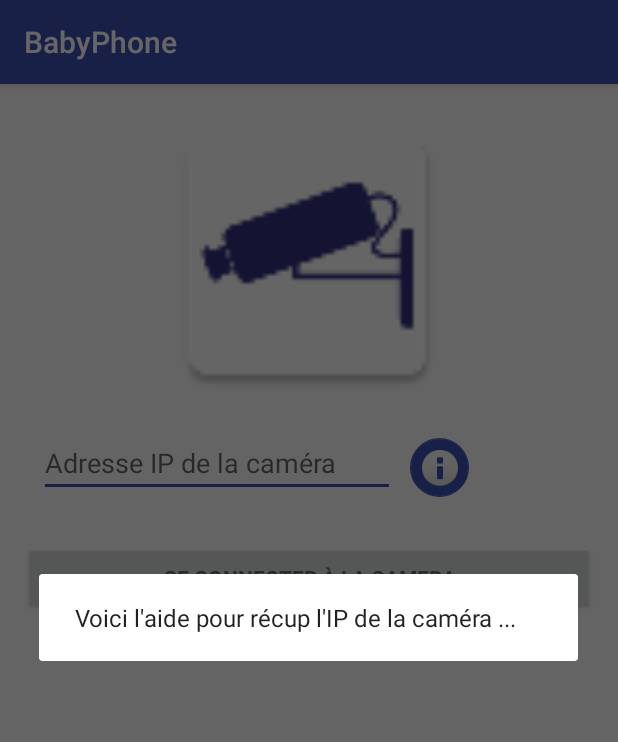
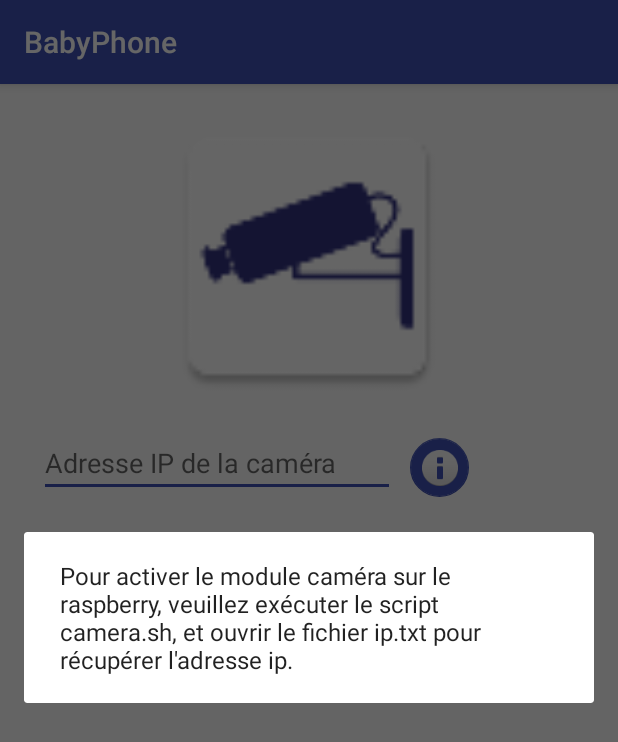
Before and after one commit to ouassila/BabyNator, an Android app: the VideoActivity screen opened directly, with no data from a screen before it, after a tap on an icon or button, on a phone screen of 412 x 824 dp. Shown: the top 742 px of the screen. Run offline under Robolectric (Android 15) with nearby library versions, the phone set to English and light mode, and no system bars.

Commit message:
modif videoactivity

```diff
--- a/app/src/main/java/androby/babynator/VideoActivity.java
+++ b/app/src/main/java/androby/babynator/VideoActivity.java
@@ -48,7 +48,7 @@ public class VideoActivity extends AppCompatActivity {
             public void onClick(View view) {
                 AlertDialog.Builder builder = new AlertDialog.Builder(VideoActivity.this);
                 builder
-                        .setMessage("Voici l'aide pour récup l'IP de la caméra ...")
+                        .setMessage("Pour activer le module caméra sur le raspberry, veuillez exécuter le script camera.sh, et ouvrir le fichier ip.txt pour récupérer l'adresse ip.")
                         .show();
             }
         });
```
